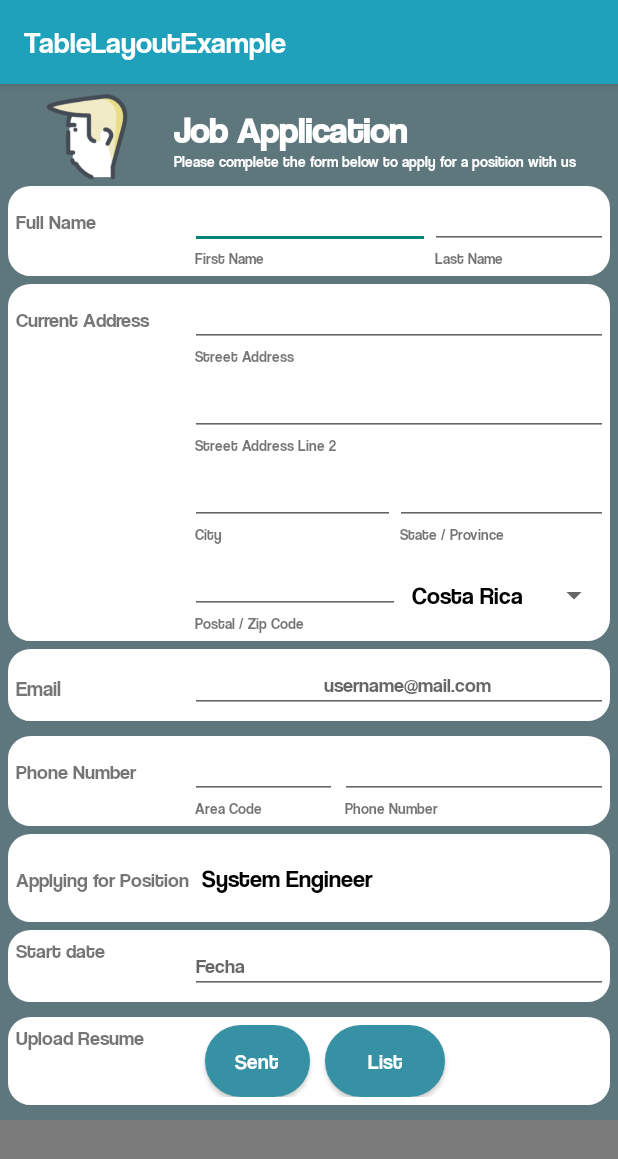
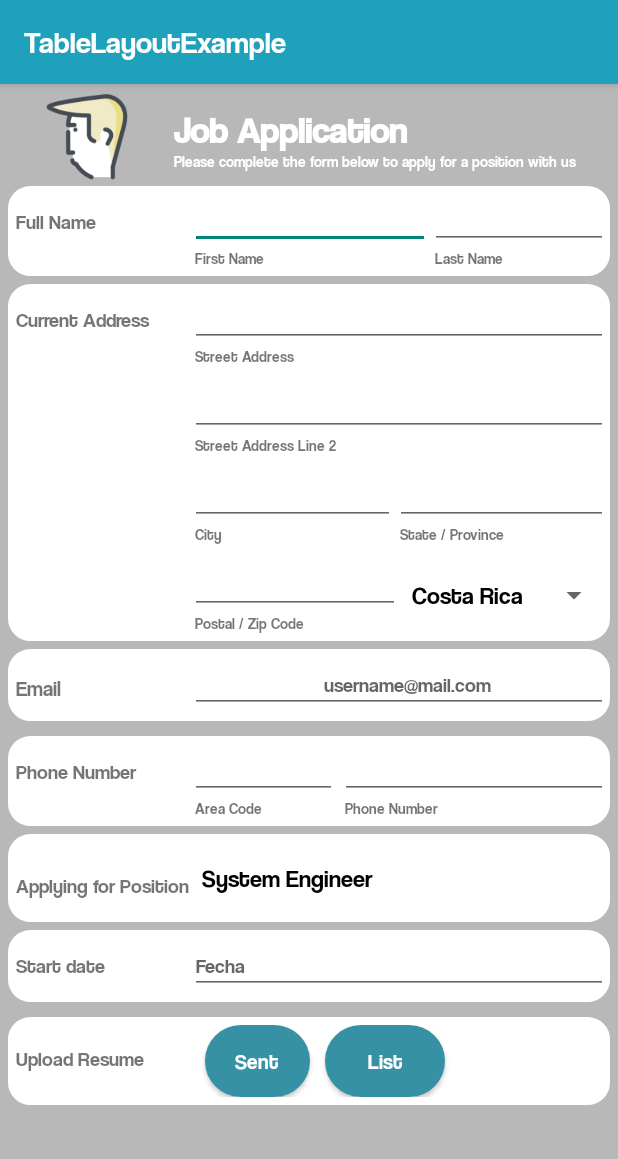
Before and after one commit to DS-Android-Java/JobApplications, an Android app: the formActivity screen opened directly, with no data from a screen before it, on a phone screen of 412 x 824 dp. Shown: the top 1159 px of the screen. Run offline under Robolectric (Android 15) with nearby library versions, the phone set to English and light mode, and no system bars.

Commit message:
Cambio colores prueba 2

```diff
--- a/app/src/main/res/drawable/bg_gradient_login.xml
+++ b/app/src/main/res/drawable/bg_gradient_login.xml
@@ -4,9 +4,9 @@
     <shape>
         <gradient
             android:angle="90"
-            android:startColor="#7a7a7a"
-            android:centerColor="#7a7a7a"
-            android:endColor="#7a7a7a"
+            android:startColor="#b8b8b8"
+            android:centerColor="#b8b8b8"
+            android:endColor="#b8b8b8"
             android:type="linear"/>
     </shape>
 </item>
--- a/app/src/main/res/layout/activity_form.xml
+++ b/app/src/main/res/layout/activity_form.xml
@@ -10,7 +10,7 @@
     <TableLayout
         android:layout_width="match_parent"
         android:layout_height="match_parent"
-        android:background="#5e777d"
+        android:background="#b8b8b8"
         android:isScrollContainer="true"
         android:orientation="vertical"
         android:stretchColumns="*"
@@ -441,7 +441,8 @@
                 android:layout_width="wrap_content"
                 android:layout_height="wrap_content"
                 android:text="@string/tvAP"
-                android:textSize="13dp"/>
+                android:textSize="13dp"
+                android:layout_marginTop="4dp"/>
 
             <Spinner
                 android:id="@+id/spinnerAP"
@@ -464,7 +465,8 @@
                 android:layout_width="wrap_content"
                 android:layout_height="wrap_content"
                 android:text="@string/tvSD"
-                android:textSize="13dp"/>
+                android:textSize="13dp"
+                android:layout_marginTop="10dp"/>
 
             <LinearLayout
                 android:layout_width="wrap_content"
@@ -503,7 +505,8 @@
                 android:layout_width="wrap_content"
                 android:layout_height="wrap_content"
                 android:text="@string/tvUR"
-                android:textSize="13dp"/>
+                android:textSize="13dp"
+                android:layout_marginTop="14dp"/>
 
             <LinearLayout
                 android:layout_width="wrap_content"
--- a/app/src/main/res/layout/activity_main.xml
+++ b/app/src/main/res/layout/activity_main.xml
@@ -43,7 +43,6 @@
             android:layout_height="wrap_content"
             android:layout_weight="1"
             android:ems="10"
-            android:hint="@string/userName"
             android:inputType="textPersonName"
             android:textSize="17sp" />
     </TableRow>
@@ -69,7 +68,6 @@
             android:layout_height="wrap_content"
             android:layout_weight="1"
             android:ems="10"
-            android:hint="@string/password"
             android:inputType="textPassword"
             android:textSize="17sp" />
     </TableRow>
```
